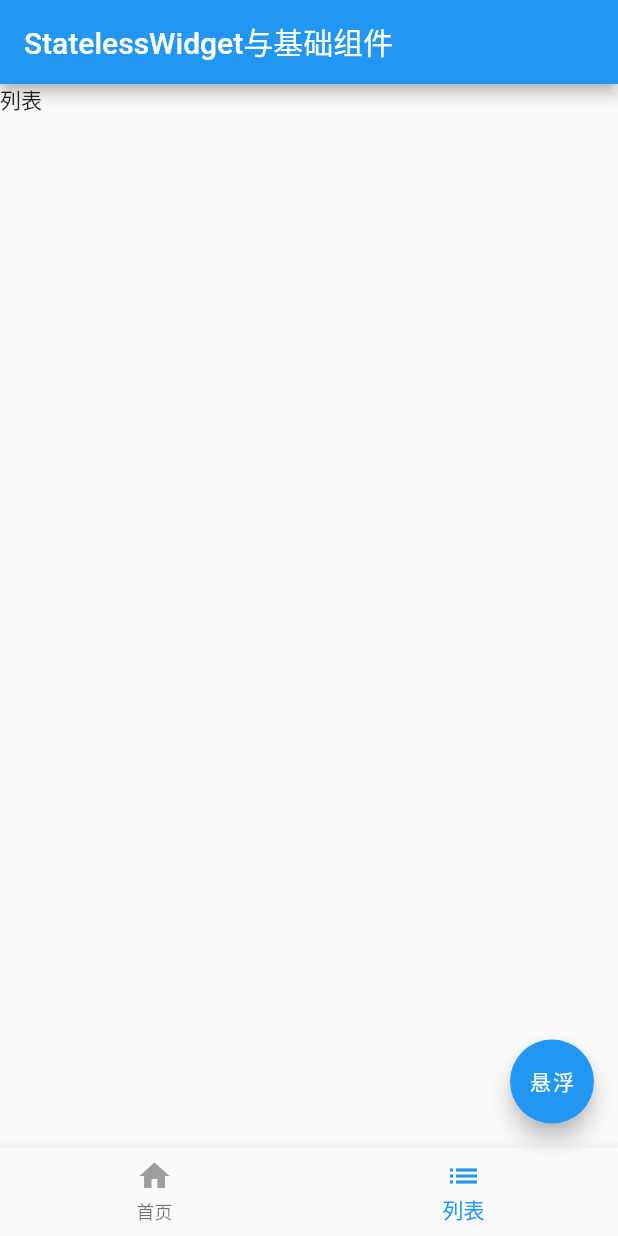
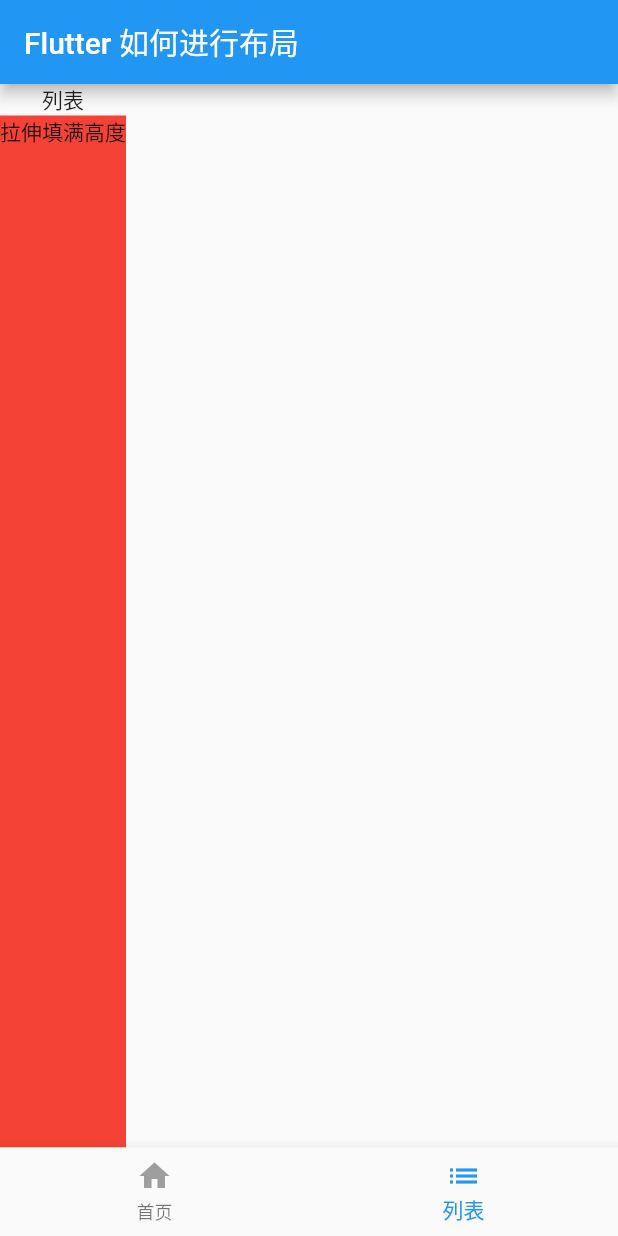
Before and after one commit to zzzhim/flutter-----1, a Flutter app: the screen it shows after launch, item 2 of the bottom bar chosen, on a phone screen of 412 x 824 dp. Run offline on Flutter 3.47's test engine with Material 2 defaults, Android fonts, the phone set to English and light mode, and no system bars; missing offline and left inert: flutter_color_plugin; network calls fail.

Commit message:
Flutter 布局

```diff
--- /dev/null
+++ b/lib/flutter_layout_page.dart
@@ -0,0 +1,196 @@
+import 'package:flutter/cupertino.dart';
+import 'package:flutter/material.dart';
+
+// Flutter 如何进行布局
+class FlutterLayoutPage extends StatefulWidget {
+  const FlutterLayoutPage({Key? key}) : super(key: key);
+
+  @override
+  _FlutterLayoutPage createState() => _FlutterLayoutPage();
+}
+
+class _FlutterLayoutPage extends State<FlutterLayoutPage> {
+  int _currentIndex = 0;
+
+  @override
+  Widget build(BuildContext context) {
+    return MaterialApp(
+      title: 'Flutter 如何进行布局',
+      home: Scaffold(
+        appBar: AppBar(
+          title: Text('Flutter 如何进行布局'),
+        ),
+        bottomNavigationBar: BottomNavigationBar(
+          currentIndex: _currentIndex,
+          onTap: (index) {
+            setState(() {
+              _currentIndex = index;
+            });
+          },
+          items: [
+            BottomNavigationBarItem(
+                icon: Icon(
+                  Icons.home,
+                  color: Colors.grey,
+                ),
+                activeIcon: Icon(
+                  Icons.home,
+                  color: Colors.blue,
+                ),
+                title: Text(
+                  '首页',
+                )),
+            BottomNavigationBarItem(
+                icon: Icon(
+                  Icons.list,
+                  color: Colors.grey,
+                ),
+                activeIcon: Icon(
+                  Icons.list,
+                  color: Colors.blue,
+                ),
+                title: Text('列表')),
+          ],
+        ),
+        body: _currentIndex == 0
+            ? Container(
+                decoration: BoxDecoration(color: Colors.white),
+                alignment: Alignment.center,
+                child: Column(
+                  children: <Widget>[
+                    Row(
+                      children: <Widget>[
+                        ClipOval(
+                          // 裁剪内容
+                          child: SizedBox(
+                            width: 100,
+                            height: 100,
+                            child: Image.network(
+                              'https://img2.yunyunwu.com/2021/12/23/df7c05d5a9b16.jpg',
+                              width: 100,
+                              height: 100,
+                            ),
+                          ),
+                        ),
+                        Padding(
+                          padding: EdgeInsets.all(10),
+                          child: ClipRRect(
+                            // 圆角
+                            borderRadius: BorderRadius.all(Radius.circular(10)),
+                            child: Opacity(
+                              opacity: 0.6,
+                              child: Image.network(
+                                'https://img2.yunyunwu.com/2021/12/23/df7c05d5a9b16.jpg',
+                                width: 100,
+                                height: 100,
+                              ),
+                            ), // 60%透明度
+                          ),
+                        ),
+                      ],
+                    ),
+                    Column(
+                      children: <Widget>[
+                        Container(
+                          // width: 375,
+                          height: 100,
+                          // margin: EdgeInsets.all(10),
+                          // decoration: BoxDecoration(
+                          //   color: Colors.lightBlueAccent,
+                          // ),
+                          child: PhysicalModel(
+                            color: Colors.transparent,
+                            // 圆角
+                            borderRadius: BorderRadius.circular(20),
+                            clipBehavior: Clip.antiAlias, // 抗锯齿
+                            child: PageView(
+                              children: <Widget>[
+                                _item('page1', Colors.deepPurple),
+                                _item('page2', Colors.red),
+                                _item('page3', Colors.blue),
+                              ],
+                            ),
+                          ),
+                        )
+                      ],
+                    ),
+                    Column(
+                      children: <Widget>[
+                        FractionallySizedBox(
+                          widthFactor: 1,
+                          child: Container(
+                            alignment: Alignment.center,
+                            decoration:
+                                BoxDecoration(color: Colors.greenAccent),
+                            child: Text('宽度撑满'),
+                          ),
+                        )
+                      ],
+                    ),
+                    Stack(
+                      children: <Widget>[
+                        Image.network(
+                          'https://img2.yunyunwu.com/2021/12/23/df7c05d5a9b16.jpg',
+                          width: 100,
+                          height: 100,
+                        ),
+                        Positioned(
+                          left: 0,
+                          bottom: 0,
+                          child: Image.network(
+                            'https://img2.yunyunwu.com/2021/12/23/df7c05d5a9b16.jpg',
+                            width: 36,
+                            height: 36,
+                          ),
+                        )
+                      ],
+                    ),
+                    Wrap(
+                      // 创建一个wrap布局，从左向右进行排列，会自动换行
+                      spacing: 24, // 水平间距
+                      runSpacing: 12, // 垂直间距
+                      children: <Widget>[
+                        _chip('Flutter'),
+                        _chip('进阶'),
+                        _chip('实战'),
+                        _chip('携程'),
+                        _chip('App'),
+                      ],
+                    )
+                  ],
+                ))
+            : Column(
+                children: <Widget>[
+                  Text('列表'),
+                  Expanded(
+                      child: Container(
+                    decoration: BoxDecoration(color: Colors.red),
+                    child: Text('拉伸填满高度'),
+                  ))
+                ],
+              ),
+      ),
+    );
+  }
+
+  _item(String title, Color color) {
+    return Container(
+      alignment: Alignment.center,
+      decoration: BoxDecoration(color: color),
+      child: Text(title, style: TextStyle(fontSize: 22, color: Colors.white)),
+    );
+  }
+
+  _chip(String label) {
+    return Chip(
+      label: Text(label),
+      avatar: CircleAvatar(
+        backgroundColor: Colors.blue.shade900,
+        child: Text(
+          label.substring(0, 1),
+          style: TextStyle(fontSize: 10),
+        ),
+      ),
+    );
+  }
+}
--- a/lib/main.dart
+++ b/lib/main.dart
@@ -1,5 +1,6 @@
 import 'package:flutter/material.dart';
 import 'package:flutter_application_1/data_type.dart';
+import 'package:flutter_application_1/flutter_layout_page.dart';
 import 'package:flutter_application_1/function_learn.dart';
 import 'package:flutter_application_1/generic_learn.dart';
 import 'package:flutter_application_1/less_group_page.dart';
@@ -9,7 +10,7 @@
 
 void main() {
   // runApp(const MyApp());
-  runApp(const StateFulGroup());
+  runApp(const FlutterLayoutPage());
 }
 
 class MyApp extends StatelessWidget {
```
